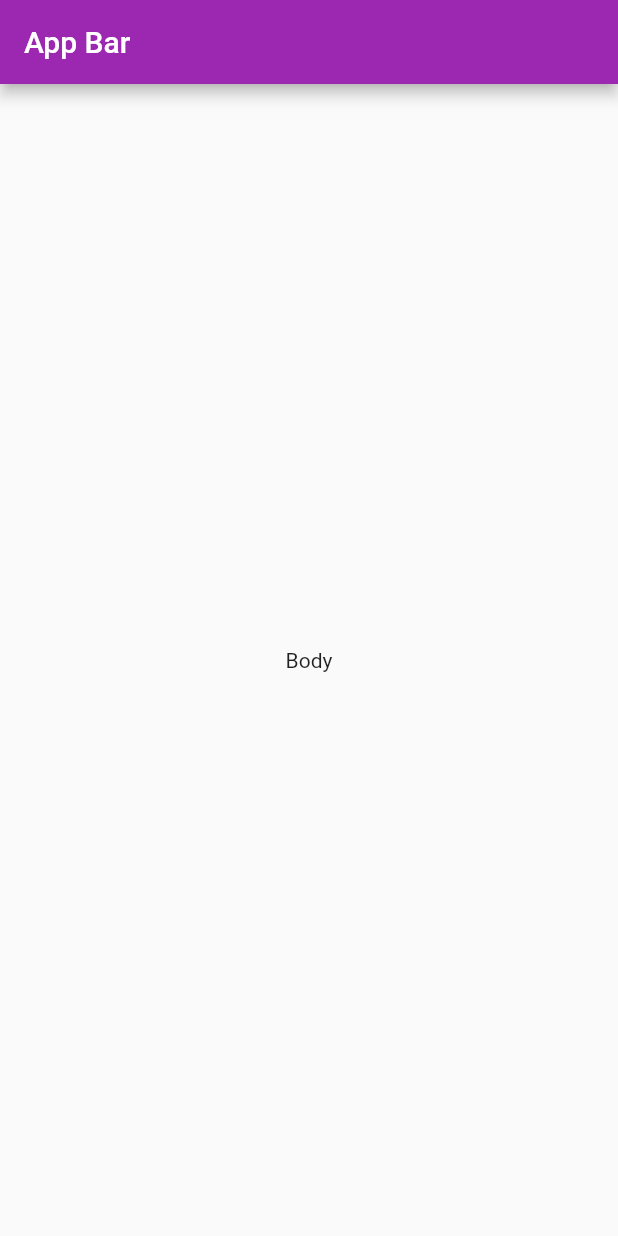
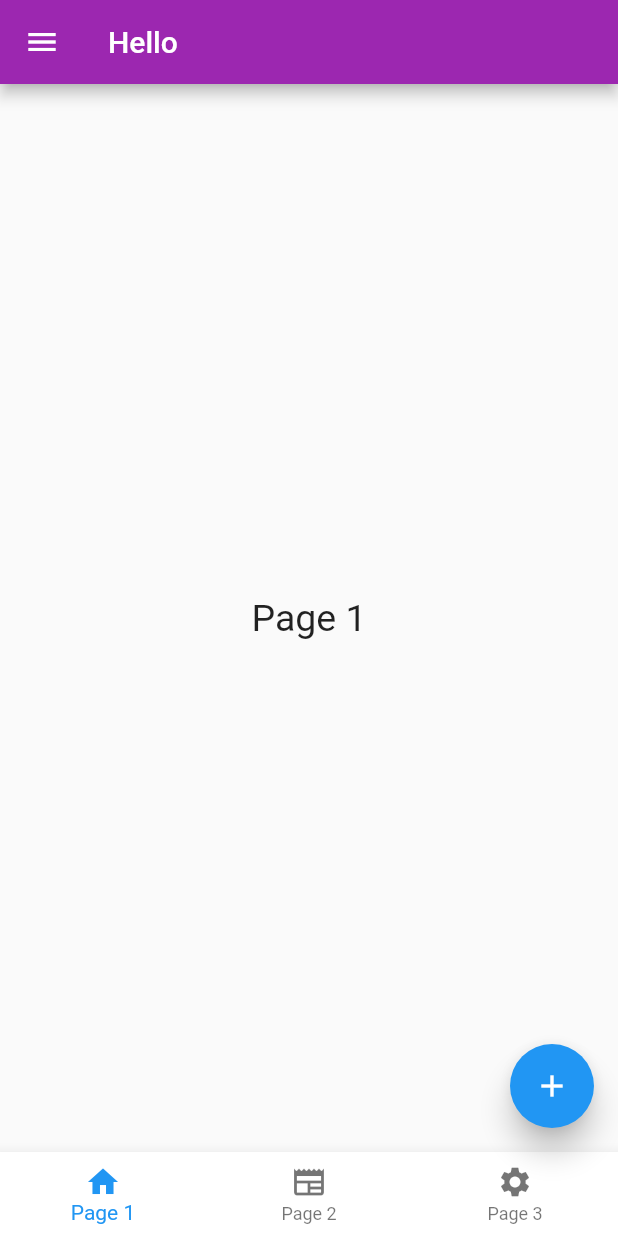
Before and after one commit to nbakh16/basic_page_navigation_flutter, a Flutter app: the screen it shows after launch, on a phone screen of 412 x 824 dp. Run offline on Flutter 3.47's test engine with Material 2 defaults, Android fonts, the phone set to English and light mode, and no system bars.

Commit message:
-page navigation, -floating button different color on different page

```diff
--- a/lib/main.dart
+++ b/lib/main.dart
@@ -1,3 +1,6 @@
+import 'package:basic_page_navigation_flutter/view/Page_3.dart';
+import 'package:basic_page_navigation_flutter/view/page_1.dart';
+import 'package:basic_page_navigation_flutter/view/page_2.dart';
 import 'package:flutter/material.dart';
 
 void main() {
@@ -16,15 +19,90 @@ class MyApp extends StatelessWidget {
   }
 }
 
-class HomeActivity extends StatelessWidget {
+class HomeActivity extends StatefulWidget {
   const HomeActivity({super.key});
 
   @override
+  State<HomeActivity> createState() => _HomeActivityState();
+}
+
+class _HomeActivityState extends State<HomeActivity> {
+
+  int selectedIndex = 0;
+  var views = [
+    PageOne(), PageTwo(), PageThree()
+  ];
+  var colorsList = [
+    Colors.blue, Colors.lightGreen, Colors.deepOrangeAccent
+  ];
+  void onItemTap(int index) {
+    setState(() {
+      selectedIndex = index;
+    });
+  }
+
+  @override
   Widget build(BuildContext context) {
-    return Scaffold(
-      appBar: AppBar(title: Text("App Bar"),),
-      body: Center(child: Text("Body")),
+    return SafeArea(
+      child: Scaffold(
+        appBar: AppBar(title: Text("Hello"),),
+        body: views[selectedIndex],
+        drawer: Drawer(
+          child: ListView(
+            children: [
+              DrawerHeader(
+                child: Column(
+                  crossAxisAlignment: CrossAxisAlignment.start,
+                  mainAxisAlignment: MainAxisAlignment.center,
+                  children: [
+                    Text('Assignment, Module 05',
+                      style: TextStyle(fontWeight: FontWeight.bold, fontSize: 16),
+                    ),
+                    Text('Nabil Akhunjee'),
+                  ],
+                ),
+                decoration: BoxDecoration(
+                  color: Colors.lightBlue.withAlpha(65)
+                ),
+              ),
+              myListTile('Page 1', Icon(Icons.home), 0),
+              myListTile('Page 2', Icon(Icons.newspaper), 1),
+              myListTile('Page 3', Icon(Icons.settings), 2),
+            ],
+          ),
+        ),
+        floatingActionButton: FloatingActionButton(
+          child: Icon(Icons.add),
+          backgroundColor: colorsList[selectedIndex],
+          elevation: 8,
+          onPressed: () {},
+        ),
+        bottomNavigationBar: BottomNavigationBar(
+            currentIndex: selectedIndex,
+            backgroundColor: Colors.white,
+            selectedItemColor: colorsList[selectedIndex],
+            items: [
+              BottomNavigationBarItem(label: "Page 1", icon: Icon(Icons.home)),
+              BottomNavigationBarItem(label: "Page 2", icon: Icon(Icons.newspaper)),
+              BottomNavigationBarItem(label: "Page 3", icon: Icon(Icons.settings)),
+            ],
+            onTap: onItemTap
+        ),
+      ),
     );
   }
 
+  ListTile myListTile(String title, Icon icon, int index) {
+    return ListTile(
+              title: Text(title),
+              leading: icon,
+              iconColor: colorsList[selectedIndex],
+              onTap: (){
+                setState(() {
+                  selectedIndex = index;
+                  Navigator.pop(context);
+                });
+              },
+            );
+  }
 }
--- /dev/null
+++ b/lib/view/page_1.dart
@@ -0,0 +1,19 @@
+import 'package:flutter/material.dart';
+
+
+class PageOne extends StatelessWidget {
+  PageOne({super.key,});
+
+  String bodyTitle = 'Page 1';
+
+  @override
+  Widget build(BuildContext context) {
+    return Scaffold(
+      body: Center(
+          child: Text(bodyTitle,
+            style: TextStyle(fontSize: 25),
+          )
+      ),
+    );
+  }
+}
```
Also changed, not shown: lib/view/Page_3.dart (added, +19 -0 lines), lib/view/page_2.dart (added, +19 -0 lines), 1 other file.
